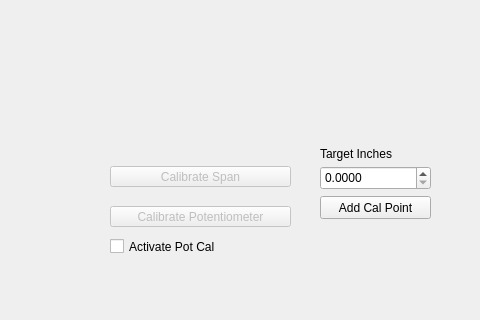
Above: HSM_Full/HSM_Full/spancalibration.ui from jmeriles/RpiHSM before the change; both pictures show x 0 to 480 and y 234 to 554 of the 909 by 554 pixel window. Below: the same form after it.
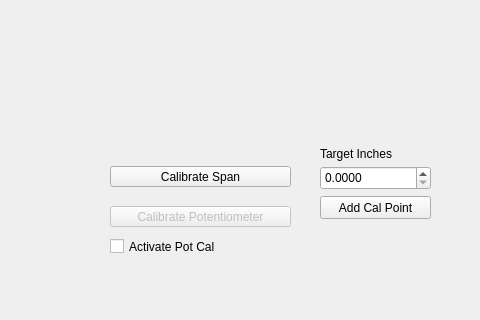
That is the form after the change. Custom widgets are drawn as their Qt base class.

The edit to the form file:
```diff
--- a/HSM_Full/HSM_Full/spancalibration.ui
+++ b/HSM_Full/HSM_Full/spancalibration.ui
@@ -25,7 +25,7 @@
   </widget>
   <widget class="QPushButton" name="SpanCalButton">
    <property name="enabled">
-    <bool>false</bool>
+    <bool>true</bool>
    </property>
    <property name="geometry">
     <rect>
```
